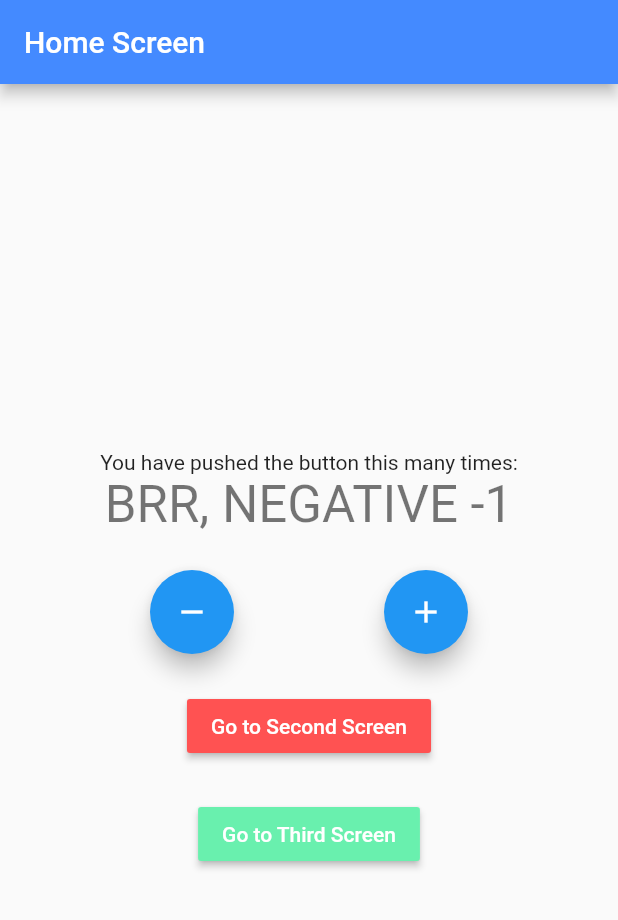
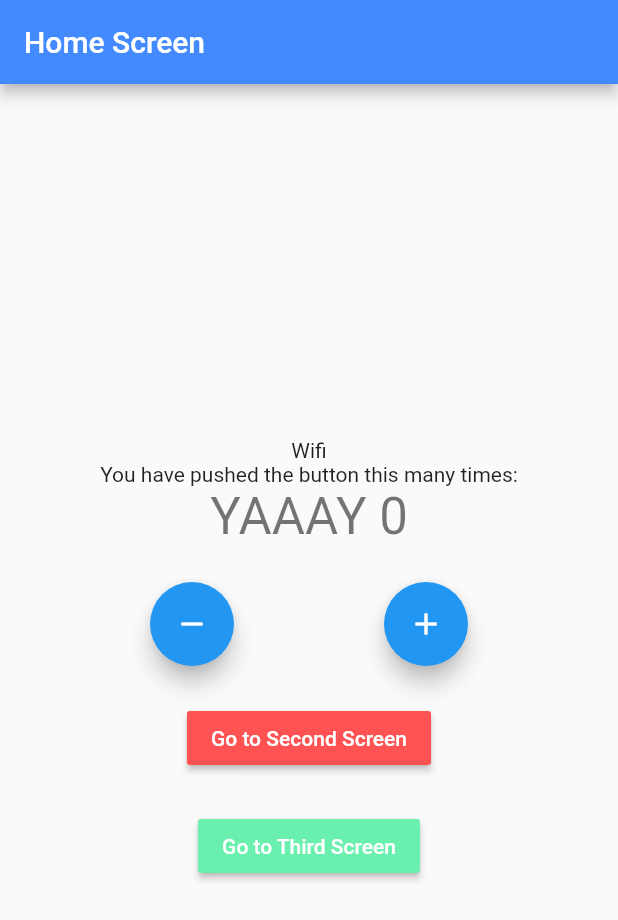
Before and after one commit to TusharRoy23/flutter-bloc-practice, a Flutter app: the screen it shows after launch, after a tap on the "remove" icon, on a phone screen of 412 x 824 dp. Shown: the top 920 px of the screen. Run offline on Flutter 3.47's test engine with Material 2 defaults, Android fonts, the phone set to English and light mode, and no system bars; our stand-ins replace bloc, connectivity_plus, equatable, flutter_bloc.

```diff
--- /dev/null
+++ b/basic_one/lib/constants/enums.dart
@@ -0,0 +1,4 @@
+enum ConnectionType {
+  Wifi,
+  Mobile,
+}
--- a/basic_one/lib/logic/cubit/counter_cubit.dart
+++ b/basic_one/lib/logic/cubit/counter_cubit.dart
@@ -1,10 +1,34 @@
 // import 'package:meta/meta.dart';
+import 'dart:async';
+
+import 'package:basic_one/constants/enums.dart';
+import 'package:basic_one/logic/cubit/internet_cubit.dart';
 import 'package:bloc/bloc.dart';
 import 'package:equatable/equatable.dart';
 part 'counter_state.dart';
 
 class CounterCubit extends Cubit<CounterState> {
-  CounterCubit() : super(CounterState(counterValue: 0));
+  final InternetCubit internetCubit;
+  late StreamSubscription internetStreamSubscription;
+
+  CounterCubit({
+    required this.internetCubit,
+  }) : super(CounterState(counterValue: 0)) {
+    monitorInternetCubit();
+  }
+
+  StreamSubscription<InternetState> monitorInternetCubit() {
+    return internetStreamSubscription =
+        internetCubit.stream.listen((internetState) {
+      if (internetState is InternetConnected &&
+          internetState.connectionType == ConnectionType.Wifi) {
+        increment();
+      } else if (internetState is InternetConnected &&
+          internetState.connectionType == ConnectionType.Mobile) {
+        decrement();
+      }
+    });
+  }
 
   void increment() => emit(
         CounterState(counterValue: state.counterValue + 1),
@@ -13,4 +37,10 @@ class CounterCubit extends Cubit<CounterState> {
   void decrement() => emit(
         CounterState(counterValue: state.counterValue - 1),
       );
+
+  @override
+  Future<void> close() {
+    internetStreamSubscription.cancel();
+    return super.close();
+  }
 }
--- /dev/null
+++ b/basic_one/lib/logic/cubit/internet_cubit.dart
@@ -0,0 +1,40 @@
+import 'dart:async';
+
+import 'package:basic_one/constants/enums.dart';
+import 'package:bloc/bloc.dart';
+import 'package:connectivity_plus/connectivity_plus.dart';
+import 'package:equatable/equatable.dart';
+
+part 'internet_state.dart';
+
+class InternetCubit extends Cubit<InternetState> {
+  final Connectivity connectivity;
+  late StreamSubscription connectivityStreamSubscription;
+
+  InternetCubit({required this.connectivity}) : super(InternetLoading()) {
+    monitorInternetConnection();
+  }
+
+  StreamSubscription<ConnectivityResult> monitorInternetConnection() {
+    return connectivityStreamSubscription =
+        connectivity.onConnectivityChanged.listen((connectivityResult) {
+      if (connectivityResult == ConnectivityResult.wifi) {
+        emitInternetConnected(ConnectionType.Wifi);
+      } else if (connectivityResult == ConnectivityResult.mobile) {
+        emitInternetConnected(ConnectionType.Mobile);
+      } else if (connectivityResult == ConnectivityResult.none) {
+        emitInternetDisconnected();
+      }
+    });
+  }
+
+  void emitInternetConnected(ConnectionType _connectionType) =>
+      emit(InternetConnected(connectionType: _connectionType));
+  void emitInternetDisconnected() => emit(InternetDisconnected());
+
+  @override
+  Future<void> close() {
+    connectivityStreamSubscription.cancel();
+    return super.close();
+  }
+}
--- /dev/null
+++ b/basic_one/lib/logic/cubit/internet_state.dart
@@ -0,0 +1,17 @@
+part of 'internet_cubit.dart';
+
+abstract class InternetState extends Equatable {
+  const InternetState();
+
+  @override
+  List<Object> get props => [];
+}
+
+class InternetLoading extends InternetState {}
+
+class InternetConnected extends InternetState {
+  final ConnectionType connectionType;
+  InternetConnected({required this.connectionType});
+}
+
+class InternetDisconnected extends InternetState {}
--- a/basic_one/lib/main.dart
+++ b/basic_one/lib/main.dart
@@ -1,51 +1,45 @@
+import 'package:basic_one/logic/cubit/internet_cubit.dart';
 import 'package:basic_one/presentation/router/app_router.dart';
+import 'package:connectivity_plus/connectivity_plus.dart';
 import 'package:flutter/material.dart';
 import 'package:flutter_bloc/flutter_bloc.dart';
 import './logic/cubit/counter_cubit.dart';
 
 void main() {
-  runApp(MyApp());
+  runApp(MyApp(
+    appRouter: AppRouter(),
+    connectivity: Connectivity(),
+  ));
 }
 
-class MyApp extends StatefulWidget {
-  @override
-  _MyAppState createState() => _MyAppState();
-}
+class MyApp extends StatelessWidget {
+  final AppRouter appRouter;
+  final Connectivity connectivity;
 
-class _MyAppState extends State<MyApp> {
-  final AppRouter _appRouter = AppRouter();
-
-  // Using Global Access
-  // @override
-  // Widget build(BuildContext context) {
-  //   return BlocProvider<CounterCubit>(
-  //     create: (context) => CounterCubit(),
-  //     child: MaterialApp(
-  //       title: 'Flutter Demo',
-  //       theme: ThemeData(
-  //         primarySwatch: Colors.blue,
-  //         visualDensity: VisualDensity.adaptivePlatformDensity,
-  //       ),
-  //       onGenerateRoute: _appRouter.onGenerateRoute,
-  //     ),
-  //   );
-  // }
+  const MyApp({
+    Key? key,
+    required this.appRouter,
+    required this.connectivity,
+  }) : super(key: key);
 
   @override
   Widget build(BuildContext context) {
-    return MaterialApp(
-      title: 'Flutter Demo',
-      theme: ThemeData(
-        primarySwatch: Colors.blue,
-        visualDensity: VisualDensity.adaptivePlatformDensity,
+    return MultiBlocProvider(
+      providers: [
+        BlocProvider<InternetCubit>(
+            create: (context) => InternetCubit(connectivity: connectivity)),
+        BlocProvider<CounterCubit>(
+            create: (context) =>
+                CounterCubit(internetCubit: context.read<InternetCubit>())),
+      ],
+      child: MaterialApp(
+        title: 'Flutter Demo',
+        theme: ThemeData(
+          primarySwatch: Colors.blue,
+          visualDensity: VisualDensity.adaptivePlatformDensity,
+        ),
+        onGenerateRoute: appRouter.onGenerateRoute,
       ),
-      onGenerateRoute: _appRouter.onGenerateRoute,
     );
   }
-
-  @override
-  void dispose() {
-    _appRouter.dispose();
-    super.dispose();
-  }
 }
--- a/basic_one/lib/presentation/router/app_router.dart
+++ b/basic_one/lib/presentation/router/app_router.dart
@@ -6,75 +6,74 @@ import 'package:flutter/material.dart';
 import 'package:flutter_bloc/flutter_bloc.dart';
 
 class AppRouter {
-  final CounterCubit _counterCubit = CounterCubit();
   Route? onGenerateRoute(RouteSettings settings) {
     // Using Global Access
     // final GlobalKey<ScaffoldState> key = settings.arguments;
+    switch (settings.name) {
+      case '/':
+        return MaterialPageRoute(
+          builder: (_) => HomeScreen(
+            title: "Home Screen",
+            color: Colors.blueAccent,
+          ),
+        );
+      case '/second':
+        return MaterialPageRoute(
+          builder: (_) => SecondScreen(
+            title: "Second Screen",
+            color: Colors.redAccent,
+            // homeScreenKey: key,
+          ),
+        );
+      case '/third':
+        return MaterialPageRoute(
+          builder: (_) => ThirdScreen(
+            title: "Thirst Screen",
+            color: Colors.greenAccent,
+          ),
+        );
+      default:
+        return null;
+    }
+
     // switch (settings.name) {
     //   case '/':
     //     return MaterialPageRoute(
-    //       builder: (_) => HomeScreen(
-    //         title: "Home Screen",
-    //         color: Colors.blueAccent,
+    //       builder: (_) => BlocProvider.value(
+    //         value: _counterCubit,
+    //         child: HomeScreen(
+    //           title: "Home Screen",
+    //           color: Colors.blueAccent,
+    //         ),
     //       ),
     //     );
     //   case '/second':
     //     return MaterialPageRoute(
-    //       builder: (_) => SecondScreen(
-    //         title: "Second Screen",
-    //         color: Colors.redAccent,
-    //         // homeScreenKey: key,
+    //       builder: (_) => BlocProvider.value(
+    //         value: _counterCubit,
+    //         child: SecondScreen(
+    //           title: "Second Screen",
+    //           color: Colors.redAccent,
+    //           // homeScreenKey: key,
+    //         ),
     //       ),
     //     );
     //   case '/third':
     //     return MaterialPageRoute(
-    //       builder: (_) => ThirdScreen(
-    //         title: "Thirst Screen",
-    //         color: Colors.greenAccent,
+    //       builder: (_) => BlocProvider.value(
+    //         value: _counterCubit,
+    //         child: ThirdScreen(
+    //           title: "Thirst Screen",
+    //           color: Colors.greenAccent,
+    //         ),
     //       ),
     //     );
     //   default:
     //     return null;
     // }
-
-    switch (settings.name) {
-      case '/':
-        return MaterialPageRoute(
-          builder: (_) => BlocProvider.value(
-            value: _counterCubit,
-            child: HomeScreen(
-              title: "Home Screen",
-              color: Colors.blueAccent,
-            ),
-          ),
-        );
-      case '/second':
-        return MaterialPageRoute(
-          builder: (_) => BlocProvider.value(
-            value: _counterCubit,
-            child: SecondScreen(
-              title: "Second Screen",
-              color: Colors.redAccent,
-              // homeScreenKey: key,
-            ),
-          ),
-        );
-      case '/third':
-        return MaterialPageRoute(
-          builder: (_) => BlocProvider.value(
-            value: _counterCubit,
-            child: ThirdScreen(
-              title: "Thirst Screen",
-              color: Colors.greenAccent,
-            ),
-          ),
-        );
-      default:
-        return null;
-    }
   }
 
-  void dispose() {
-    _counterCubit.close();
-  }
+  // void dispose() {
+  //   _counterCubit.close();
+  // }
 }
--- a/basic_one/lib/presentation/screen/home_screen.dart
+++ b/basic_one/lib/presentation/screen/home_screen.dart
@@ -1,3 +1,5 @@
+import 'package:basic_one/constants/enums.dart';
+import 'package:basic_one/logic/cubit/internet_cubit.dart';
 import 'package:flutter/material.dart';
 import 'package:flutter_bloc/flutter_bloc.dart';
 import '../../logic/cubit/counter_cubit.dart';
@@ -26,6 +28,19 @@ class _HomeScreenState extends State<HomeScreen> {
         child: Column(
           mainAxisAlignment: MainAxisAlignment.center,
           children: <Widget>[
+            BlocBuilder<InternetCubit, InternetState>(
+                builder: (context, state) {
+              if (state is InternetConnected &&
+                  state.connectionType == ConnectionType.Wifi) {
+                return Text('Wifi');
+              } else if (state is InternetConnected &&
+                  state.connectionType == ConnectionType.Mobile) {
+                return Text('Mobile');
+              } else if (state is InternetDisconnected) {
+                return Text('Disconnected');
+              }
+              return CircularProgressIndicator();
+            }),
             Text(
               'You have pushed the button this many times:',
             ),
--- a/basic_one/pubspec.yaml
+++ b/basic_one/pubspec.yaml
@@ -22,6 +22,7 @@ environment:
 
 dependencies:
   bloc_test: ^8.2.0
+  connectivity_plus: ^1.0.4
   cupertino_icons: ^1.0.2
   equatable: ^2.0.3
   flutter:
```
Also changed, not shown: basic_one/pubspec.lock, 2 other files.
